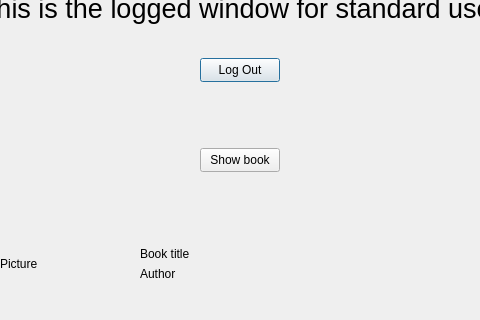
peterjmen/106.2_library_system, file LibraryApp/suclogin.ui: the form before one commit; both pictures show x 160 to 640 and y 102 to 422 of the 810 by 869 pixel window.
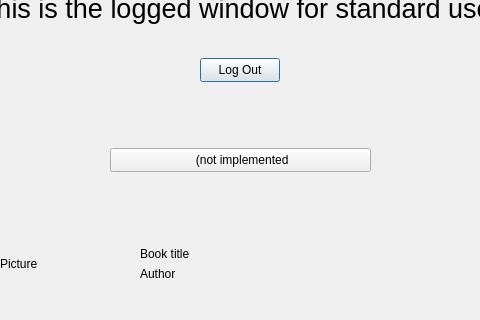
The form after the commit.

```diff
--- a/LibraryApp/suclogin.ui
+++ b/LibraryApp/suclogin.ui
@@ -122,14 +122,14 @@
   <widget class="QPushButton" name="showBook">
    <property name="geometry">
     <rect>
-     <x>360</x>
+     <x>270</x>
      <y>250</y>
-     <width>80</width>
+     <width>261</width>
      <height>24</height>
     </rect>
    </property>
    <property name="text">
-    <string>Show book</string>
+    <string> (not implemented</string>
    </property>
   </widget>
  </widget>
```
Left out of the diff: 30 changed lines with no effect on the pictures.
